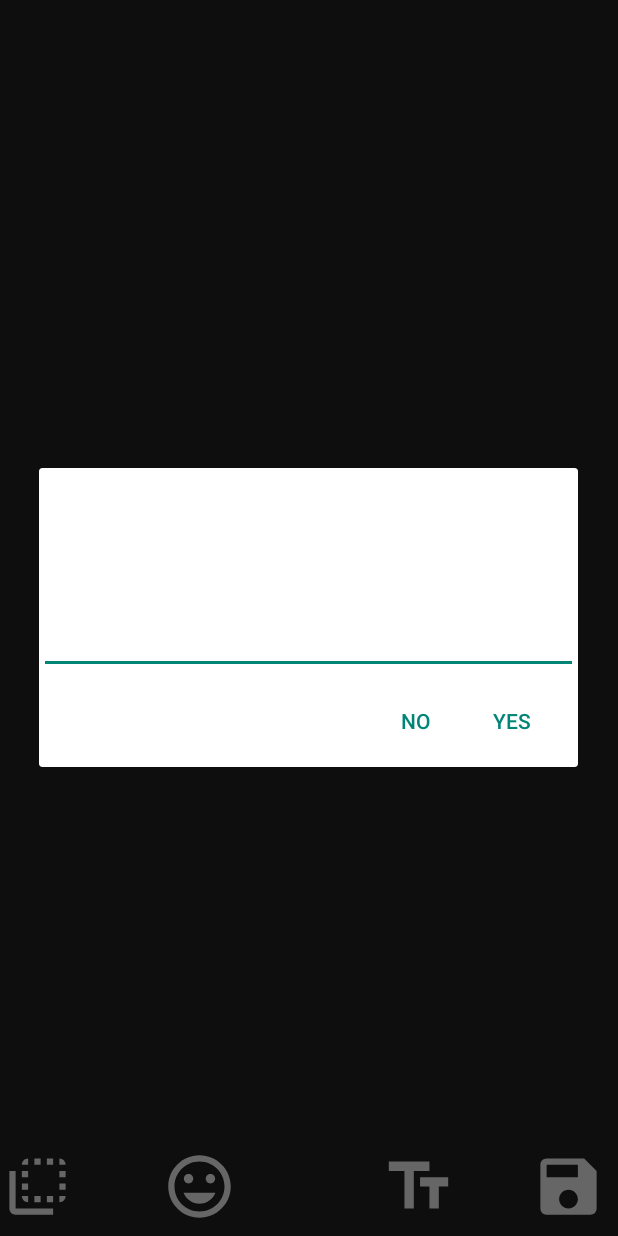
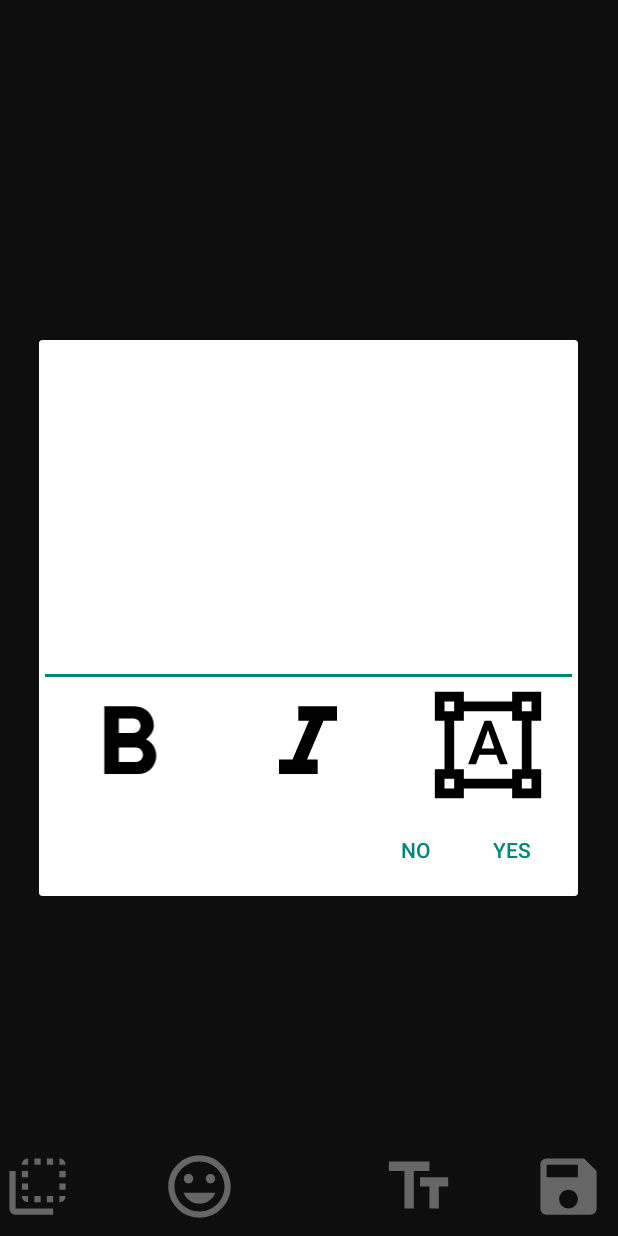
Before and after one commit to sendershawn/projectEx, an Android app: the emotionDetect screen opened directly, with no data from a screen before it, after a tap on an icon or button, on a phone screen of 412 x 824 dp. Run offline under Robolectric (Android 15) with nearby library versions, the phone set to English and light mode, and no system bars; 2 statements that could not run were skipped.

Commit message:
字體新噌.....
新增斜體粗體以及背景

```diff
--- a/mycamera/app/src/main/java/com/example/mycamera/emotionDetect.java
+++ b/mycamera/app/src/main/java/com/example/mycamera/emotionDetect.java
@@ -110,6 +110,12 @@ public class emotionDetect extends AppCompatActivity implements removeResponse{
     EditText inputText;
     int stringImageHeight =0;
     int stringImageWidth =0;
+    ImageView bold;
+    ImageView italic;
+    ImageView shapes;
+    Boolean boldcCick=false;
+    Boolean italicClick=false;
+    Boolean shapesClick=false;
     /**********畫板**********/
     Bitmap maskForRemove=null;
     String maskPath;
@@ -165,7 +171,7 @@ public class emotionDetect extends AppCompatActivity implements removeResponse{
             public void onClick(View v) {
                 /**********計算textImage 與 螢幕比例 如果跑版把 這行註解 並且 把myPhoto 的ScaleType 設為 matrix**********/
 
-                setScreenScale();// 如果跑版註解這行
+                //setScreenScale();// 如果跑版註解這行
 
                 Bitmap bigImage = ((BitmapDrawable)myPhoto.getDrawable()).getBitmap();
                 Bitmap mergedImages;
@@ -271,6 +277,9 @@ public class emotionDetect extends AppCompatActivity implements removeResponse{
                 /***********抓取TEXT裡輸入的東西*********/
 
                 inputText = (EditText)alert_view.findViewById(R.id.inputtext);
+                bold = (ImageView)alert_view.findViewById(R.id.bold);
+                italic = (ImageView)alert_view.findViewById(R.id.italic);
+                shapes = (ImageView)alert_view.findViewById(R.id.shapes);
 
                 /*******生成YES.NO按鈕以及點下去相對應發生的事******/
 
@@ -279,14 +288,58 @@ public class emotionDetect extends AppCompatActivity implements removeResponse{
                             public void onClick(DialogInterface arg0, int arg1) {
                                WaterMaker();
                                VisibleController(false);
+                               boldcCick=false;
+                               italicClick=false;
+                               shapesClick=false;
                             }
                         }).setNegativeButton("NO",new DialogInterface.OnClickListener() {
                     @Override
                     public void onClick(DialogInterface arg0, int arg1) {
                         VisibleController(true);
+                        boldcCick=false;
+                        italicClick=false;
+                        shapesClick=false;
                     }
                 }).create();
                 dialog.show();//把dialog秀出來
+
+                bold.setOnClickListener(new View.OnClickListener() {
+                    @Override
+                    public void onClick(View v) {
+
+                        if (boldcCick==true){
+                            boldcCick=false;
+                            bold.setAlpha((float) 1);
+                        }else {boldcCick=true;bold.setAlpha((float) 0.2);}
+
+                        Log.d("test", "bold Click:"+String.valueOf(boldcCick));
+                    }
+                });
+                italic.setOnClickListener(new View.OnClickListener() {
+                    @Override
+                    public void onClick(View v) {
+
+                        if (italicClick==true){
+                            italicClick=false;
+                            italic.setAlpha((float) 1);
+                        }else {italicClick=true;italic.setAlpha((float)0.2);}
+
+                        Log.d("test", "italic Click:"+String.valueOf(italicClick));
+                    }
+                });
+                shapes.setOnClickListener(new View.OnClickListener() {
+                    @Override
+                    public void onClick(View v) {
+
+                        if (shapesClick==true){
+                            shapesClick=false;
+                            shapes.setAlpha((float)1);
+                        }else {shapesClick=true;shapes.setAlpha((float) 0.2);}
+
+                        Log.d("test", " shapes click:"+String.valueOf(shapesClick));
+                    }
+                });
+
             }
         });
 
@@ -337,8 +390,23 @@ public class emotionDetect extends AppCompatActivity implements removeResponse{
         int ps = Math.round(dips * (displayMetrics.xdpi / DisplayMetrics.DENSITY_DEFAULT));
         //int ps = (int) (dips * scale + 0.5f);
         String type = "宋體";
-        Typeface typeface =Typeface.create(type,Typeface.BOLD);
-        paint.setColor(Color.RED);
+
+        Typeface typeface =Typeface.create(type,Typeface.NORMAL);
+        if ((boldcCick==true)&&(italicClick==true)){
+            typeface =Typeface.create(type,Typeface.BOLD_ITALIC);
+            Log.d("test", "1");
+        }else if(italicClick==true){
+            typeface =Typeface.create(type,Typeface.ITALIC);
+            Log.d("test", "2");
+        }else if(boldcCick==true){
+            typeface =Typeface.create(type,Typeface.BOLD);
+            Log.d("test", "3");
+        }
+        else{typeface =Typeface.create(type,Typeface.NORMAL);}
+
+
+
+        paint.setColor(Color.BLACK);
         paint.setTextSize(ps);//設定字體大小
         paint.setTypeface(typeface);//設定字形
         stringImageHeight =arr.length;
@@ -353,9 +421,12 @@ public class emotionDetect extends AppCompatActivity implements removeResponse{
         stringImageHeight *=ps+10;
         stringImageWidth *=ps;
 
-        Bitmap textBitmap = Bitmap.createBitmap(stringImageWidth, stringImageHeight,Bitmap.Config.ARGB_8888);
+
+        Bitmap textBitmap = Bitmap.createBitmap(stringImageWidth+20, stringImageHeight+20,Bitmap.Config.ARGB_8888);
         Canvas canvas = new Canvas(textBitmap);
-
+        if(shapesClick==true) {
+            canvas.drawColor(Color.WHITE);
+        }
         for (int i =0;i<arr.length;i++) {
             Log.d("test", arr[i]);
             canvas.drawText(arr[i], 0, ps+ps*i, paint);
--- /dev/null
+++ b/mycamera/app/src/main/res/drawable/ic_format_bold_black_24dp.xml
@@ -0,0 +1,9 @@
+<vector xmlns:android="http://schemas.android.com/apk/res/android"
+        android:width="24dp"
+        android:height="24dp"
+        android:viewportWidth="24.0"
+        android:viewportHeight="24.0">
+    <path
+        android:fillColor="#FF000000"
+        android:pathData="M15.6,10.79c0.97,-0.67 1.65,-1.77 1.65,-2.79 0,-2.26 -1.75,-4 -4,-4L7,4v14h7.04c2.09,0 3.71,-1.7 3.71,-3.79 0,-1.52 -0.86,-2.82 -2.15,-3.42zM10,6.5h3c0.83,0 1.5,0.67 1.5,1.5s-0.67,1.5 -1.5,1.5h-3v-3zM13.5,15.5L10,15.5v-3h3.5c0.83,0 1.5,0.67 1.5,1.5s-0.67,1.5 -1.5,1.5z"/>
+</vector>
--- /dev/null
+++ b/mycamera/app/src/main/res/drawable/ic_format_italic_black_24dp.xml
@@ -0,0 +1,9 @@
+<vector xmlns:android="http://schemas.android.com/apk/res/android"
+        android:width="24dp"
+        android:height="24dp"
+        android:viewportWidth="24.0"
+        android:viewportHeight="24.0">
+    <path
+        android:fillColor="#FF000000"
+        android:pathData="M10,4v3h2.21l-3.42,8H6v3h8v-3h-2.21l3.42,-8H18V4z"/>
+</vector>
--- /dev/null
+++ b/mycamera/app/src/main/res/drawable/ic_format_shapes_black_24dp.xml
@@ -0,0 +1,9 @@
+<vector xmlns:android="http://schemas.android.com/apk/res/android"
+        android:width="24dp"
+        android:height="24dp"
+        android:viewportWidth="24.0"
+        android:viewportHeight="24.0">
+    <path
+        android:fillColor="#FF000000"
+        android:pathData="M23,7L23,1h-6v2L7,3L7,1L1,1v6h2v10L1,17v6h6v-2h10v2h6v-6h-2L21,7h2zM3,3h2v2L3,5L3,3zM5,21L3,21v-2h2v2zM17,19L7,19v-2L5,17L5,7h2L7,5h10v2h2v10h-2v2zM21,21h-2v-2h2v2zM19,5L19,3h2v2h-2zM13.73,14h-3.49l-0.73,2L7.89,16l3.4,-9h1.4l3.41,9h-1.63l-0.74,-2zM10.69,12.74h2.61L12,8.91l-1.31,3.83z"/>
+</vector>
--- a/mycamera/app/src/main/res/layout/textstringview.xml
+++ b/mycamera/app/src/main/res/layout/textstringview.xml
@@ -1,21 +1,23 @@
 <?xml version="1.0" encoding="utf-8"?>
 <LinearLayout xmlns:android="http://schemas.android.com/apk/res/android"
+    xmlns:app="http://schemas.android.com/apk/res-auto"
     android:layout_width="match_parent"
     android:layout_height="match_parent"
-    android:orientation="vertical">
+    android:orientation="vertical"><![CDATA[
     android:orientation="vertical">
     android:gravity="center_vertical|center_horizontal"
+    ]]>
 
     <LinearLayout
         android:layout_width="match_parent"
-        android:layout_height="wrap_content"
+        android:layout_height="231dp"
         android:layout_weight="1"
         android:orientation="horizontal">
 
         <EditText
             android:id="@+id/inputtext"
             android:layout_width="match_parent"
-            android:layout_height="137dp"
+            android:layout_height="match_parent"
             android:layout_weight="1"
             android:ems="6"
             android:inputType="textMultiLine"
@@ -24,5 +26,32 @@
 
     </LinearLayout>
 
+    <LinearLayout
+        android:layout_width="match_parent"
+        android:layout_height="wrap_content"
+        android:orientation="horizontal">
+
+        <ImageView
+            android:id="@+id/bold"
+            android:layout_width="wrap_content"
+            android:layout_height="77dp"
+            android:layout_weight="1"
+            android:src="@drawable/ic_format_bold_black_24dp" />
+
+        <ImageView
+            android:id="@+id/italic"
+            android:layout_width="wrap_content"
+            android:layout_height="77dp"
+            android:layout_weight="1"
+            android:src="@drawable/ic_format_italic_black_24dp" />
+
+        <ImageView
+            android:id="@+id/shapes"
+            android:layout_width="wrap_content"
+            android:layout_height="77dp"
+            android:layout_weight="1"
+            android:src="@drawable/ic_format_shapes_black_24dp" />
+    </LinearLayout>
+
 
 </LinearLayout>
```
Also changed, not shown: 739 other files.
